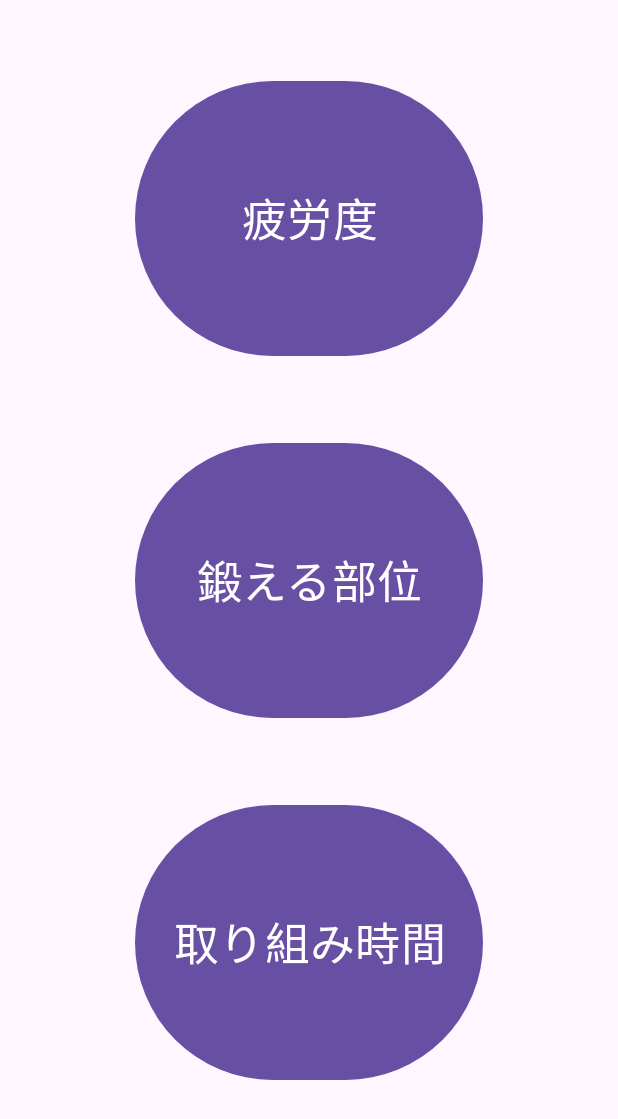
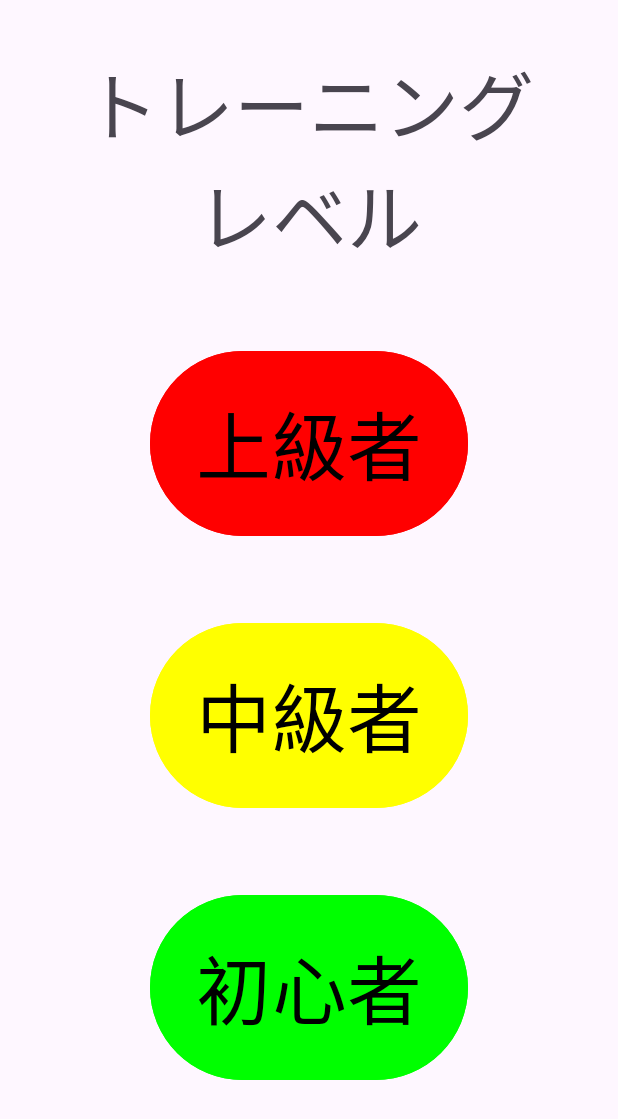
Before and after one commit to poporonB/Mascle, an Android app: the screen it shows after launch (MainActivity), on a phone screen of 412 x 824 dp. Shown: the top 1119 px of the screen. Run offline under Robolectric (Android 15) with nearby library versions, the light colour scheme and no system bars.

Commit message:
miyazaki_3/10_17:04

```diff
--- a/app/src/main/java/com/example/mascle/MainActivity.kt
+++ b/app/src/main/java/com/example/mascle/MainActivity.kt
@@ -5,19 +5,32 @@ import androidx.appcompat.app.AppCompatActivity
 import android.os.Bundle
 import android.widget.Button
 
+var Tlevel : Int = 0
+
 class MainActivity : AppCompatActivity() {
     override fun onCreate(savedInstanceState: Bundle?) {
         super.onCreate(savedInstanceState)
         setContentView(R.layout.activity_main)
 
-        val button = findViewById<Button>(R.id.fatiguelevels)
-        button.setOnClickListener {
-            val intent = Intent(this, FatigueLevels::class.java)
-            startActivity(intent)
+        val Adv = findViewById<Button>(R.id.advanced)
+        Adv.setOnClickListener {
+            Tlevel = 3
+            startActivity(Intent(this, FatigueLevels::class.java))
             finish()
         }
-        /*val intent = Intent(this, Play::class.java)
-        startActivity(intent)
-        finish()*/
+
+        val Int = findViewById<Button>(R.id.intermediate)
+        Int.setOnClickListener{
+            Tlevel = 2
+            startActivity(Intent(this, FatigueLevels::class.java))
+            finish()
+        }
+
+        val Beg = findViewById<Button>(R.id.beginner)
+        Beg.setOnClickListener{
+            Tlevel = 1
+            startActivity(Intent(this, FatigueLevels::class.java))
+            finish()
+        }
     }
 }
--- a/app/src/main/res/layout/activity_main.xml
+++ b/app/src/main/res/layout/activity_main.xml
@@ -4,53 +4,60 @@
     xmlns:tools="http://schemas.android.com/tools"
     android:layout_width="match_parent"
     android:layout_height="match_parent"
+    android:backgroundTint="#FF0000"
     tools:context=".MainActivity">
 
     <Button
-        android:id="@+id/fatiguelevels"
-        android:layout_width="232dp"
+        android:id="@+id/advanced"
+        android:layout_width="0dp"
         android:layout_height="0dp"
-        android:layout_marginStart="159dp"
+        android:layout_marginStart="100dp"
         android:layout_marginTop="50dp"
-        android:layout_marginEnd="164dp"
-        android:text="疲労度"
-        android:textSize="30dp"
-        app:layout_constraintBottom_toTopOf="@+id/trained"
+        android:layout_marginEnd="100dp"
+        android:backgroundTint="#FF0000"
+        android:text="上級者"
+        android:textColor="#000000"
+        android:textSize="50sp"
+        app:layout_constraintBottom_toTopOf="@+id/intermediate"
         app:layout_constraintEnd_toEndOf="parent"
         app:layout_constraintHorizontal_bias="0.486"
         app:layout_constraintStart_toStartOf="parent"
-        app:layout_constraintTop_toBottomOf="@+id/textView2" />
+        app:layout_constraintTop_toBottomOf="@+id/textView3" />
 
     <Button
-        android:id="@+id/trained"
-        android:layout_width="232dp"
+        android:id="@+id/intermediate"
+        android:layout_width="0dp"
         android:layout_height="0dp"
-        android:layout_marginStart="159dp"
+        android:layout_marginStart="100dp"
         android:layout_marginTop="50dp"
-        android:layout_marginEnd="164dp"
+        android:layout_marginEnd="100dp"
         android:layout_marginBottom="50dp"
-        android:text="鍛える部位"
-        android:textSize="30dp"
-        app:layout_constraintBottom_toTopOf="@+id/times"
+        android:backgroundTint="#FFFF00"
+        android:text="中級者"
+        android:textColor="#000000"
+        android:textSize="50sp"
+        app:layout_constraintBottom_toTopOf="@+id/beginner"
         app:layout_constraintEnd_toEndOf="parent"
         app:layout_constraintHorizontal_bias="0.486"
         app:layout_constraintStart_toStartOf="parent"
-        app:layout_constraintTop_toBottomOf="@+id/fatiguelevels" />
+        app:layout_constraintTop_toBottomOf="@+id/advanced" />
 
     <Button
-        android:id="@+id/times"
-        android:layout_width="232dp"
+        android:id="@+id/beginner"
+        android:layout_width="0dp"
         android:layout_height="0dp"
-        android:layout_marginStart="159dp"
-        android:layout_marginEnd="164dp"
+        android:layout_marginStart="100dp"
+        android:layout_marginEnd="100dp"
         android:layout_marginBottom="100dp"
-        android:text="取り組み時間"
-        android:textSize="30dp"
+        android:backgroundTint="#00FF00"
+        android:text="初心者"
+        android:textColor="#000000"
+        android:textSize="50sp"
         app:layout_constraintBottom_toBottomOf="parent"
         app:layout_constraintEnd_toEndOf="parent"
         app:layout_constraintHorizontal_bias="0.486"
         app:layout_constraintStart_toStartOf="parent"
-        app:layout_constraintTop_toBottomOf="@+id/trained" />
+        app:layout_constraintTop_toBottomOf="@+id/intermediate" />
 
     <TextView
         android:id="@+id/textView2"
@@ -63,4 +70,19 @@
         app:layout_constraintStart_toStartOf="parent"
         app:layout_constraintTop_toTopOf="parent" />
 
+    <TextView
+        android:id="@+id/textView3"
+        android:layout_width="0dp"
+        android:layout_height="wrap_content"
+        android:layout_marginStart="50dp"
+        android:layout_marginTop="32dp"
+        android:layout_marginEnd="50dp"
+        android:text="トレーニングレベル"
+        android:textAlignment="center"
+        android:textSize="50sp"
+        app:layout_constraintEnd_toEndOf="parent"
+        app:layout_constraintHorizontal_bias="0.0"
+        app:layout_constraintStart_toStartOf="parent"
+        app:layout_constraintTop_toTopOf="parent" />
+
 </androidx.constraintlayout.widget.ConstraintLayout>
```
Also changed, not shown: app/src/main/java/com/example/mascle/FatigueLevels.kt (+29 -29 lines).
